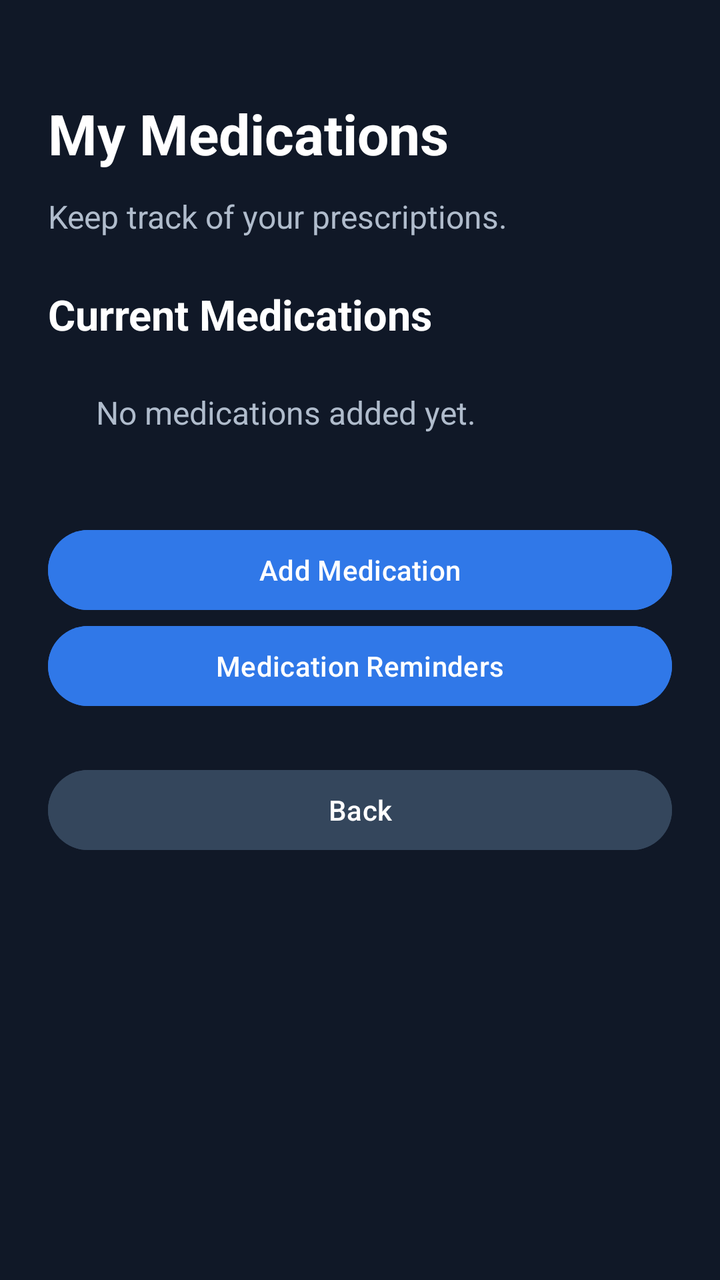
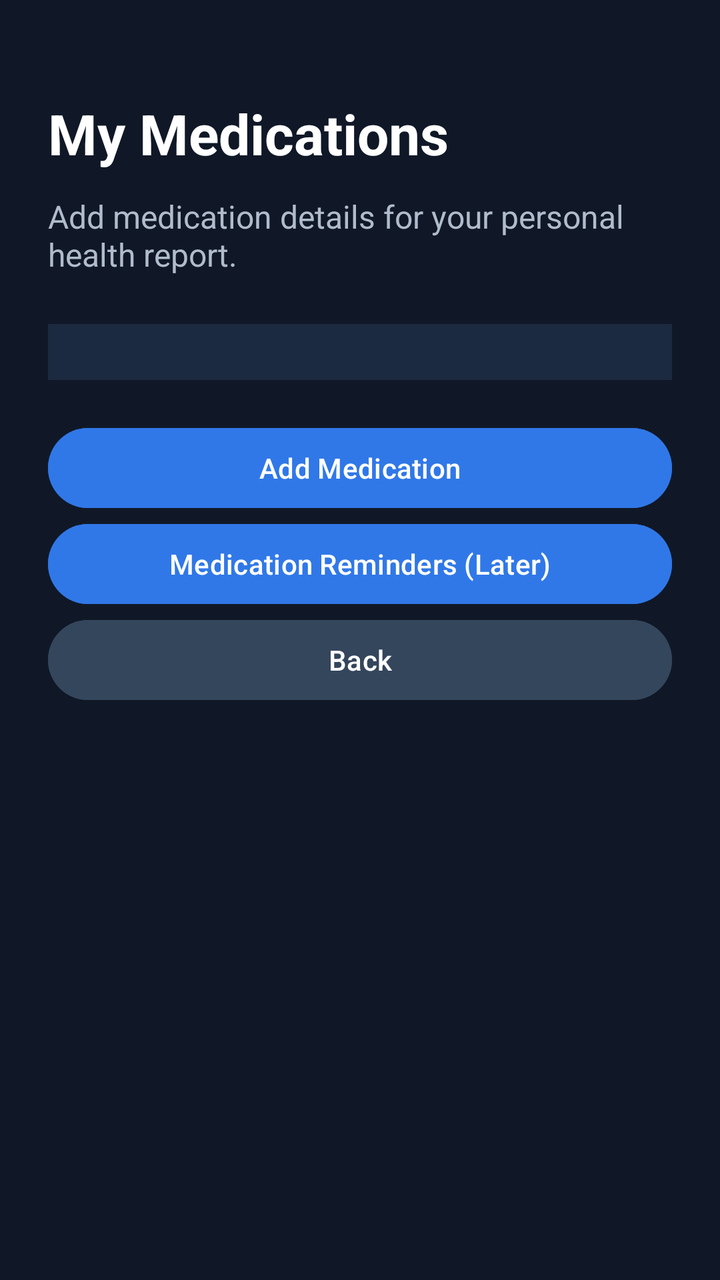

Two renders of the same Android screen: before a commit and after it. Below are the layout's source before the change and the commit's diff.
<!-- AndroidManifest.xml: application theme Theme.VitalPath -->
<!-- res/layout/activity_medications.xml -->
<?xml version="1.0" encoding="utf-8"?>
<ScrollView
    xmlns:android="http://schemas.android.com/apk/res/android"
    android:layout_width="match_parent"
    android:layout_height="match_parent"
    android:background="#101827"
    android:fillViewport="true">

    <LinearLayout
        android:layout_width="match_parent"
        android:layout_height="wrap_content"
        android:orientation="vertical"
        android:padding="24dp">

        <TextView
            android:layout_width="match_parent"
            android:layout_height="wrap_content"
            android:text="My Medications"
            android:textSize="28sp"
            android:textStyle="bold"
            android:textColor="#FFFFFF"
            android:layout_marginTop="24dp"/>

        <TextView
            android:layout_width="match_parent"
            android:layout_height="wrap_content"
            android:text="Keep track of your prescriptions."
            android:textSize="16sp"
            android:textColor="#B0BCCC"
            android:layout_marginTop="12dp"
            android:layout_marginBottom="24dp"/>

        <TextView
            android:layout_width="match_parent"
            android:layout_height="wrap_content"
            android:text="Current Medications"
            android:textSize="21sp"
            android:textStyle="bold"
            android:textColor="#FFFFFF"/>

        <TextView
            android:layout_width="match_parent"
            android:layout_height="wrap_content"
            android:text="No medications added yet."
            android:textSize="16sp"
            android:textColor="#B0BCCC"
            android:padding="24dp"/>

        <Button
            android:id="@+id/btnAddMedication"
            android:layout_width="match_parent"
            android:layout_height="wrap_content"
            android:text="Add Medication"
            android:textColor="#FFFFFF"
            android:backgroundTint="#3078E8"
            android:layout_marginTop="20dp"/>

        <Button
            android:id="@+id/btnMedicationReminders"
            android:layout_width="match_parent"
            android:layout_height="wrap_content"
            android:text="Medication Reminders"
            android:textColor="#FFFFFF"
            android:backgroundTint="#3078E8"/>

        <Button
            android:id="@+id/btnBackMedications"
            android:layout_width="match_parent"
            android:layout_height="wrap_content"
            android:text="Back"
            android:textColor="#FFFFFF"
            android:backgroundTint="#34465C"
            android:layout_marginTop="24dp"/>

    </LinearLayout>
</ScrollView>
<!-- resources referenced by this layout -->
<resources>
  <style name="Theme.VitalPath" parent="Base.Theme.VitalPath" />
  <style name="Base.Theme.VitalPath" parent="Theme.Material3.DayNight.NoActionBar">
          
          
      </style>
</resources>

<!-- the commit's change to res/layout/activity_medications.xml (unified diff, before → after) -->
@@ -1,76 +1,27 @@
 <?xml version="1.0" encoding="utf-8"?>
-<ScrollView
-    xmlns:android="http://schemas.android.com/apk/res/android"
-    android:layout_width="match_parent"
-    android:layout_height="match_parent"
-    android:background="#101827"
-    android:fillViewport="true">
-
-    <LinearLayout
-        android:layout_width="match_parent"
-        android:layout_height="wrap_content"
-        android:orientation="vertical"
-        android:padding="24dp">
-
-        <TextView
-            android:layout_width="match_parent"
-            android:layout_height="wrap_content"
-            android:text="My Medications"
-            android:textSize="28sp"
-            android:textStyle="bold"
-            android:textColor="#FFFFFF"
-            android:layout_marginTop="24dp"/>
-
-        <TextView
-            android:layout_width="match_parent"
-            android:layout_height="wrap_content"
-            android:text="Keep track of your prescriptions."
-            android:textSize="16sp"
-            android:textColor="#B0BCCC"
-            android:layout_marginTop="12dp"
-            android:layout_marginBottom="24dp"/>
-
-        <TextView
-            android:layout_width="match_parent"
-            android:layout_height="wrap_content"
-            android:text="Current Medications"
-            android:textSize="21sp"
-            android:textStyle="bold"
-            android:textColor="#FFFFFF"/>
-
-        <TextView
-            android:layout_width="match_parent"
-            android:layout_height="wrap_content"
-            android:text="No medications added yet."
-            android:textSize="16sp"
-            android:textColor="#B0BCCC"
-            android:padding="24dp"/>
-
-        <Button
-            android:id="@+id/btnAddMedication"
-            android:layout_width="match_parent"
-            android:layout_height="wrap_content"
-            android:text="Add Medication"
-            android:textColor="#FFFFFF"
-            android:backgroundTint="#3078E8"
-            android:layout_marginTop="20dp"/>
-
-        <Button
-            android:id="@+id/btnMedicationReminders"
-            android:layout_width="match_parent"
-            android:layout_height="wrap_content"
-            android:text="Medication Reminders"
-            android:textColor="#FFFFFF"
-            android:backgroundTint="#3078E8"/>
-
-        <Button
-            android:id="@+id/btnBackMedications"
-            android:layout_width="match_parent"
-            android:layout_height="wrap_content"
-            android:text="Back"
-            android:textColor="#FFFFFF"
-            android:backgroundTint="#34465C"
-            android:layout_marginTop="24dp"/>
-
+<ScrollView xmlns:android="http://schemas.android.com/apk/res/android"
+    android:layout_width="match_parent" android:layout_height="match_parent"
+    android:background="#101827" android:fillViewport="true">
+    <LinearLayout android:layout_width="match_parent" android:layout_height="wrap_content"
+        android:orientation="vertical" android:padding="24dp">
+        <TextView android:layout_width="match_parent" android:layout_height="wrap_content"
+            android:text="My Medications" android:textSize="28sp" android:textStyle="bold"
+            android:textColor="#FFFFFF" android:layout_marginTop="24dp" />
+        <TextView android:layout_width="match_parent" android:layout_height="wrap_content"
+            android:text="Add medication details for your personal health report."
+            android:textColor="#B0BCCC" android:textSize="16sp" android:layout_marginTop="12dp" />
+        <LinearLayout android:id="@+id/medicationList" android:layout_width="match_parent"
+            android:layout_height="wrap_content" android:orientation="vertical"
+            android:padding="14dp" android:background="#1B2A40" android:layout_marginTop="24dp" />
+        <Button android:id="@+id/btnAddMedication" android:layout_width="match_parent"
+            android:layout_height="wrap_content" android:text="Add Medication"
+            android:backgroundTint="#3078E8" android:textColor="#FFFFFF"
+            android:layout_marginTop="20dp" />
+        <Button android:id="@+id/btnMedicationReminders" android:layout_width="match_parent"
+            android:layout_height="wrap_content" android:text="Medication Reminders (Later)"
+            android:backgroundTint="#3078E8" android:textColor="#FFFFFF" />
+        <Button android:id="@+id/btnBackMedications" android:layout_width="match_parent"
+            android:layout_height="wrap_content" android:text="Back"
+            android:backgroundTint="#34465C" android:textColor="#FFFFFF" />
     </LinearLayout>
 </ScrollView>
